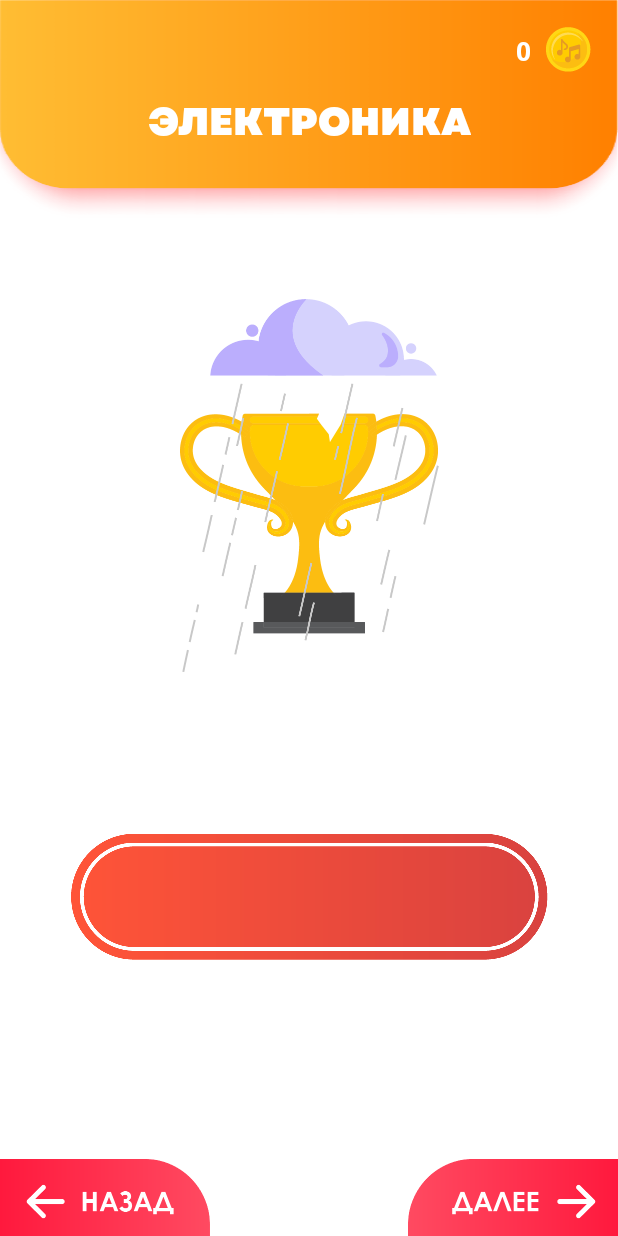
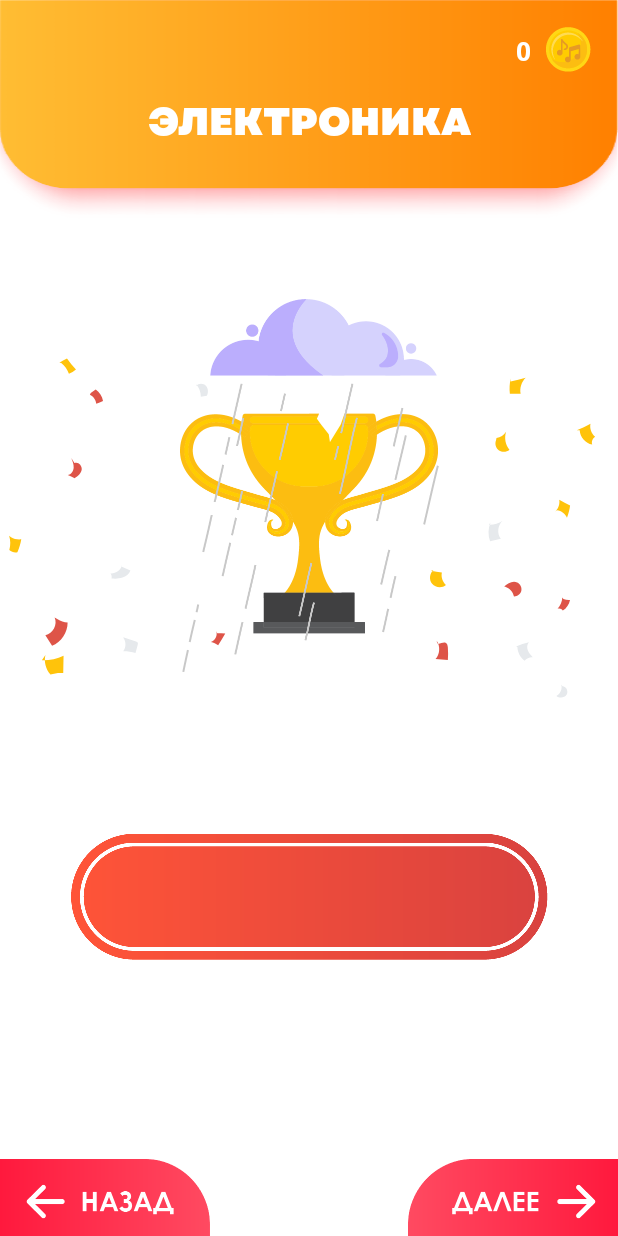
Before and after one commit to fakthereg/AndroidApp, an Android app: the fragment FragmentAnswer placed in its activity, on a phone screen of 412 x 824 dp. Run offline under Robolectric (Android 15) with nearby library versions, the light colour scheme and no system bars; our stand-ins replace sdp/ssp sizes; pictures from the network do not load.

Commit message:
музычка работает, добавил анимацию серпантина

```diff
--- a/app/src/main/res/layout/fragment_answer.xml
+++ b/app/src/main/res/layout/fragment_answer.xml
@@ -1,7 +1,6 @@
 <?xml version="1.0" encoding="utf-8"?>
 <androidx.constraintlayout.widget.ConstraintLayout xmlns:android="http://schemas.android.com/apk/res/android"
     xmlns:app="http://schemas.android.com/apk/res-auto"
-    xmlns:tools="http://schemas.android.com/tools"
     android:layout_width="match_parent"
     android:layout_height="match_parent">
 
@@ -14,6 +13,17 @@
         app:layout_constraintStart_toStartOf="parent"
         app:layout_constraintTop_toBottomOf="@+id/imageViewAnswerCup"
         app:srcCompat="@drawable/song_background_win" />
+
+    <com.airbnb.lottie.LottieAnimationView
+        android:layout_width="wrap_content"
+        android:layout_height="wrap_content"
+        app:layout_constraintBottom_toBottomOf="parent"
+        app:layout_constraintEnd_toEndOf="parent"
+        app:layout_constraintStart_toStartOf="parent"
+        app:layout_constraintTop_toTopOf="parent"
+        app:lottie_autoPlay="true"
+        app:lottie_fileName="serp_true.json"
+        app:lottie_imageAssetsFolder="assets" />
 
     <ImageView
         android:id="@+id/imageViewAnswerCup"
@@ -42,7 +52,6 @@
         android:layout_width="wrap_content"
         android:layout_height="wrap_content"
         android:layout_marginTop="8dp"
-        android:capitalize="characters"
         android:fontFamily="@font/garetheavy"
         android:text="TextView"
         android:textColor="@color/white"
```
Also changed, not shown: app/src/main/res/layout/fragment_play.xml (+12 -1 lines).
